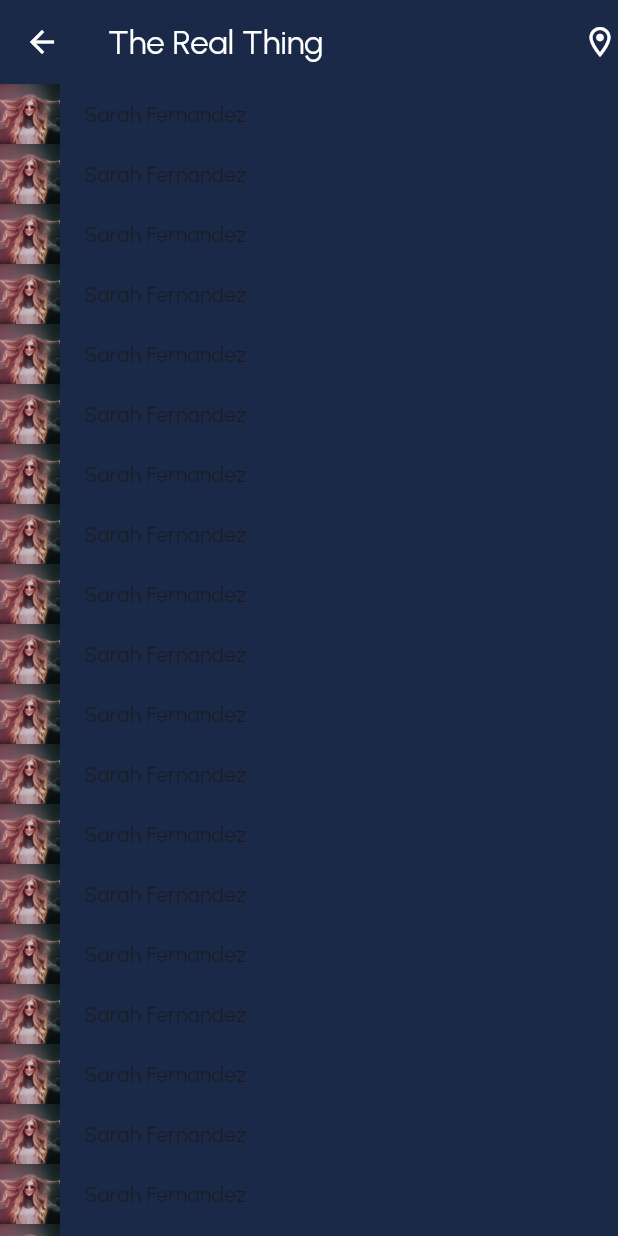
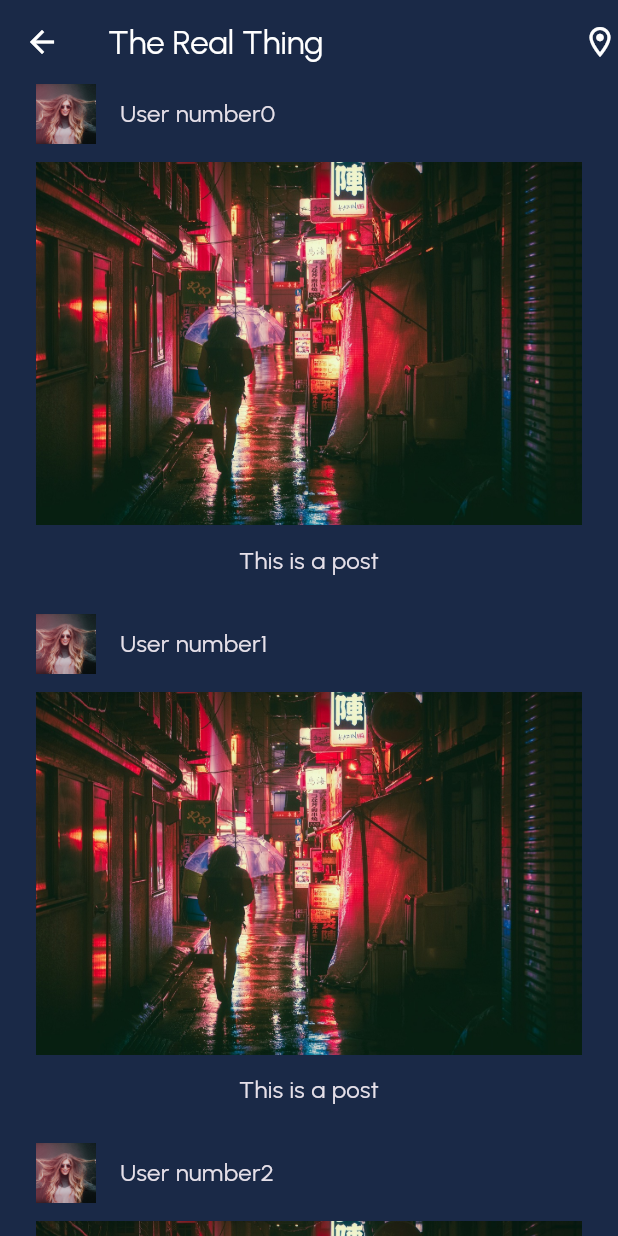
Before and after one commit to emitsianis/the-real-thing, a Flutter app: the HomePage screen opened by its route, on a phone screen of 412 x 824 dp. Run offline on Flutter 3.47's test engine with Material 3 defaults, Android fonts, the phone set to English and light mode, and no system bars; our stand-ins replace flutter_svg; project files that could hold a hidden picture were left out.

Commit message:
Add: Text styles, mock users, navigation

```diff
--- /dev/null
+++ b/lib/components/post_item.dart
@@ -0,0 +1,41 @@
+import 'package:flutter/material.dart';
+import '../styles/app_text.dart';
+
+class PostItem extends StatelessWidget {
+  final String user;
+  PostItem({super.key, required this.user});
+
+  @override
+  Widget build(BuildContext context) {
+    return Padding(
+      padding: const EdgeInsets.symmetric(
+        horizontal: 24,
+      ),
+      child: Column(
+        children: [
+          Row(
+            children: [
+              Image.asset(
+                'assets/temp/user1.png',
+                width: 40,
+                height: 40,
+              ),
+              const SizedBox(width: 16),
+              Text(
+                user,
+                style: AppText.subtitle3,
+              )
+            ],
+          ),
+          const SizedBox(height: 12),
+          Image.asset('assets/temp/post1.jpg'),
+          const SizedBox(height: 12),
+          const Text(
+            'This is a post',
+            style: AppText.subtitle3,
+          ),
+        ],
+      ),
+    );
+  }
+}
--- a/lib/main.dart
+++ b/lib/main.dart
@@ -15,11 +15,12 @@
       theme: ThemeData(
         fontFamily: 'Urbanist',
         scaffoldBackgroundColor: AppColors.background,
+        brightness: Brightness.dark,
       ),
       initialRoute: '/',
       routes: {
         '/': (context) => const LoginPage(),
-        '/home': (context) => const HomePage(),
+        '/home': (context) => HomePage(),
         '/main': (context) => const MainPage(),
       },
     );
--- a/lib/pages/home_page.dart
+++ b/lib/pages/home_page.dart
@@ -1,11 +1,22 @@
 import 'package:flutter/material.dart';
+import 'package:the_real_thing/components/post_item.dart';
 import 'package:the_real_thing/styles/app_colors.dart';
 
 class HomePage extends StatelessWidget {
-  const HomePage({super.key});
+  HomePage({super.key});
+
+  List<String> users = [];
+
+  mockUsersFromServer() {
+    for (int i = 0; i < 100; i++) {
+      users.add('User number$i');
+    }
+  }
 
   @override
   Widget build(BuildContext context) {
+    mockUsersFromServer();
+
     return Scaffold(
       appBar: AppBar(
         title: const Text('The Real Thing'),
@@ -16,33 +27,15 @@
           Icon(Icons.location_on_outlined),
         ],
       ),
-      body: ListView(
-         children: mockUsersFromServer(),
+      body: ListView.separated(
+        itemBuilder: (context, index) {
+          return PostItem(user: users[index]);
+        },
+        separatorBuilder: (context, index) {
+          return const SizedBox(height: 24);
+        },
+        itemCount: users.length,
       ),
     );
   }
 }
-
-Widget _userItem() {
-  return Row(
-    children: [
-      Image.asset(
-        'assets/temp/user1.png',
-        width: 40,
-        height: 40,
-      ),
-      const SizedBox(width: 16),
-      const Text("Sarah Fernandez")
-    ],
-  );
-}
-
-List<Widget> mockUsersFromServer() {
-  List<Widget> Users = [];
-
-  for (int i = 0; i < 20; i++) {
-    Users.add(_userItem());
-  }
-
-  return Users;
-}
--- /dev/null
+++ b/lib/styles/app_text.dart
@@ -0,0 +1,38 @@
+import 'package:flutter/material.dart';
+
+class AppText {
+  static const header1 = TextStyle(
+    fontSize: 24,
+    fontWeight: FontWeight.w900,
+  );
+
+  static const header2 = TextStyle(
+    fontSize: 24,
+    fontWeight: FontWeight.w600,
+  );
+
+  static const subtitle1 = TextStyle(
+    fontSize: 16,
+    fontWeight: FontWeight.w600,
+  );
+
+  static const subtitle2 = TextStyle(
+    fontSize: 16,
+    fontWeight: FontWeight.w500,
+  );
+
+  static const subtitle3 = TextStyle(
+    fontSize: 16,
+    fontWeight: FontWeight.w400,
+  );
+
+  static const body1 = TextStyle(
+    fontSize: 14,
+    fontWeight: FontWeight.w500,
+  );
+
+  static const body2 = TextStyle(
+    fontSize: 14,
+    fontWeight: FontWeight.w400,
+  );
+}
--- a/pubspec.yaml
+++ b/pubspec.yaml
@@ -35,6 +35,7 @@
   # The following adds the Cupertino Icons font to your application.
   # Use with the CupertinoIcons class for iOS style icons.
   cupertino_icons: ^1.0.2
+  flutter_svg: ^2.0.10+1
 
 dev_dependencies:
   flutter_test:
@@ -61,6 +62,7 @@
   # To add assets to your application, add an assets section, like this:
   assets:
     - assets/images/
+    - assets/svg/
     - assets/temp/
 
     # An image asset can refer to one or more resolution-specific "variants", see
```
Also changed, not shown: lib/pages/main_page.dart (+42 -11 lines), pubspec.lock.
